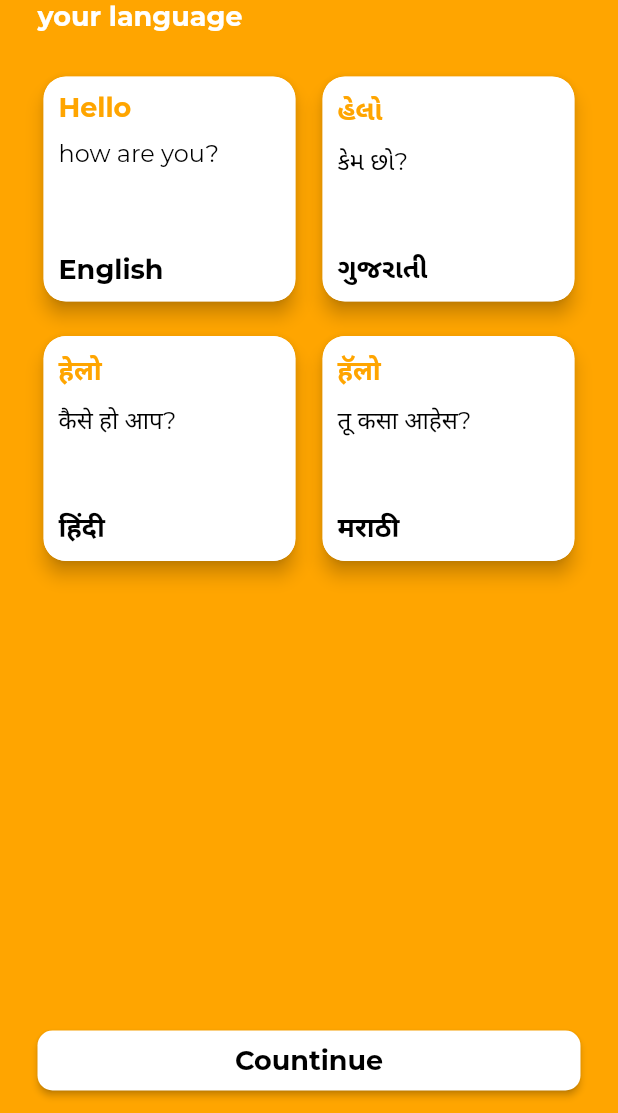
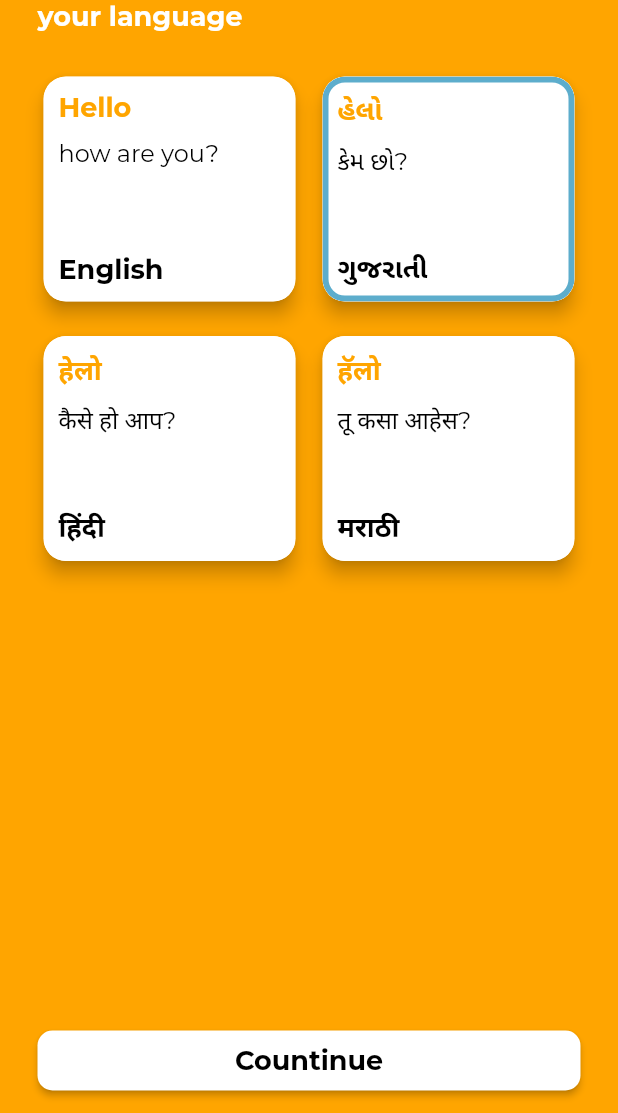
Before and after one commit to Akshaybhuptani/second_hand, a Flutter app: the screen it shows after launch, on a phone screen of 412 x 824 dp, the part 123-1236 px from its top. Run offline on Flutter 3.47's test engine with Material 2 defaults, Android fonts, the phone set to English and light mode, and no system bars; our stand-ins replace flutter_svg, google_fonts, intro_slider, rxdart.

Commit message:
language page

```diff
--- a/lib/language.dart
+++ /dev/null
@@ -1,245 +0,0 @@
-import 'package:flutter/material.dart';
-import 'package:google_fonts/google_fonts.dart';
-import 'package:second_hand/intro.dart';
-import 'package:second_hand/utils.dart';
-
-class Language extends StatefulWidget {
-  const Language({Key? key}) : super(key: key);
-
-  @override
-  State<Language> createState() => _LanguageState();
-}
-
-class _LanguageState extends State<Language> {
-  @override
-  Widget build(BuildContext context) {
-    return SafeArea(
-      child: Container(
-        padding: EdgeInsets.only(top: 50, left: 25, right: 25),
-        color: AppColors.orange,
-        child: Column(
-          crossAxisAlignment: CrossAxisAlignment.start,
-          children: [
-            Text("Choose",
-                style: GoogleFonts.montserrat(
-                    color: AppColors.black,
-                    fontWeight: FontWeight.bold,
-                    fontSize: FontSize.fontXXLarge,
-                    decoration: TextDecoration.none)),
-            Text("your language",
-                style: GoogleFonts.montserrat(
-                    color: AppColors.white,
-                    fontWeight: FontWeight.bold,
-                    fontSize: FontSize.fontMedium,
-                    decoration: TextDecoration.none)),
-            SizedBox(
-              height: 25,
-            ),
-            Row(
-              children: [
-                Expanded(
-                  child: Card(
-                    clipBehavior: Clip.antiAlias,
-                    child: Container(
-                      height: 150,
-                      padding: EdgeInsets.all(10),
-                      color: AppColors.white,
-                      child: Column(
-                        crossAxisAlignment: CrossAxisAlignment.start,
-                        children: [
-                          Text("Hello",
-                              style: GoogleFonts.montserrat(
-                                  color: AppColors.orange,
-                                  fontWeight: FontWeight.bold,
-                                  fontSize: FontSize.fontMedium,
-                                  decoration: TextDecoration.none)),
-                          SizedBox(
-                            height: 10,
-                          ),
-                          Text("how are you?",
-                              style: GoogleFonts.montserrat(
-                                  color: AppColors.black,
-                                  fontSize: FontSize.fontSmall,
-                                  decoration: TextDecoration.none)),
-                          Spacer(),
-                          Text('English',
-                              style: GoogleFonts.montserrat(
-                                  color: AppColors.black,
-                                  fontWeight: FontWeight.bold,
-                                  fontSize: FontSize.fontMedium,
-                                  decoration: TextDecoration.none)),
-                        ],
-                      ),
-                    ),
-                    shape: RoundedRectangleBorder(
-                      borderRadius: BorderRadius.circular(15.0),
-                    ),
-                    elevation: 5,
-                  ),
-                ),
-                SizedBox(
-                  width: 10,
-                ),
-                Expanded(
-                  child: Card(
-                    clipBehavior: Clip.antiAlias,
-                    child: Container(
-                      height: 150,
-                      padding: EdgeInsets.all(10),
-                      color: AppColors.white,
-                      child: Column(
-                        crossAxisAlignment: CrossAxisAlignment.start,
-                        children: [
-                          Text('હેલો',
-                              style: GoogleFonts.montserrat(
-                                  color: AppColors.orange,
-                                  fontWeight: FontWeight.bold,
-                                  fontSize: FontSize.fontMedium,
-                                  decoration: TextDecoration.none)),
-                          SizedBox(
-                            height: 10,
-                          ),
-                          Text('કેમ છો?',
-                              style: GoogleFonts.montserrat(
-                                  color: AppColors.black,
-                                  fontSize: FontSize.fontSmall,
-                                  decoration: TextDecoration.none)),
-                          Spacer(),
-                          Text('ગુજરાતી',
-                              style: GoogleFonts.montserrat(
-                                  color: AppColors.black,
-                                  fontWeight: FontWeight.bold,
-                                  fontSize: FontSize.fontMedium,
-                                  decoration: TextDecoration.none)),
-                        ],
-                      ),
-                    ),
-                    shape: RoundedRectangleBorder(
-                      borderRadius: BorderRadius.circular(15.0),
-                    ),
-                    elevation: 5,
-                  ),
-                ),
-              ],
-            ),
-            SizedBox(
-              height: 15,
-            ),
-            Row(
-              children: [
-                Expanded(
-                  child: Card(
-                    clipBehavior: Clip.antiAlias,
-                    child: Container(
-                      height: 150,
-                      padding: EdgeInsets.all(10),
-                      color: AppColors.white,
-                      child: Column(
-                        crossAxisAlignment: CrossAxisAlignment.start,
-                        children: [
-                          Text('हेलो',
-                              style: GoogleFonts.montserrat(
-                                  color: AppColors.orange,
-                                  fontWeight: FontWeight.bold,
-                                  fontSize: FontSize.fontMedium,
-                                  decoration: TextDecoration.none)),
-                          SizedBox(
-                            height: 10,
-                          ),
-                          Text('कैसे हो आप?',
-                              style: GoogleFonts.montserrat(
-                                  color: AppColors.black,
-                                  fontSize: FontSize.fontSmall,
-                                  decoration: TextDecoration.none)),
-                          Spacer(),
-                          Text('हिंदी',
-                              style: GoogleFonts.montserrat(
-                                  color: AppColors.black,
-                                  fontWeight: FontWeight.bold,
-                                  fontSize: FontSize.fontMedium,
-                                  decoration: TextDecoration.none)),
-                        ],
-                      ),
-                    ),
-                    shape: RoundedRectangleBorder(
-                      borderRadius: BorderRadius.circular(15.0),
-                    ),
-                    elevation: 5,
-                  ),
-                ),
-                SizedBox(
-                  width: 10,
-                ),
-                Expanded(
-                  child: Card(
-                    clipBehavior: Clip.antiAlias,
-                    child: Container(
-                      height: 150,
-                      padding: EdgeInsets.all(10),
-                      color: AppColors.white,
-                      child: Column(
-                        crossAxisAlignment: CrossAxisAlignment.start,
-                        children: [
-                          Text('हॅलो',
-                              style: GoogleFonts.montserrat(
-                                  color: AppColors.orange,
-                                  fontWeight: FontWeight.bold,
-                                  fontSize: FontSize.fontMedium,
-                                  decoration: TextDecoration.none)),
-                          SizedBox(
-                            height: 10,
-                          ),
-                          Text('तू कसा आहेस?',
-                              style: GoogleFonts.montserrat(
-                                  color: AppColors.black,
-                                  fontSize: FontSize.fontSmall,
-                                  decoration: TextDecoration.none)),
-                          Spacer(),
-                          Text('मराठी',
-                              style: GoogleFonts.montserrat(
-                                  color: AppColors.black,
-                                  fontWeight: FontWeight.bold,
-                                  fontSize: FontSize.fontMedium,
-                                  decoration: TextDecoration.none)),
-                        ],
-                      ),
-                    ),
-                    shape: RoundedRectangleBorder(
-                      borderRadius: BorderRadius.circular(15.0),
-                    ),
-                    elevation: 5,
-                  ),
-                ),
-              ],
-            ),
-            Spacer(),
-            Padding(
-              padding: const EdgeInsets.only(bottom: 15),
-              child: ConstrainedBox(
-                constraints: BoxConstraints.tightFor(width: double.infinity, height: 40),
-                child: ElevatedButton(
-                    onPressed: () {
-                      Navigator.of(context).pushReplacement(MaterialPageRoute(
-                          builder: (BuildContext context) => IntroScreen()));
-                    },
-                    style: ElevatedButton.styleFrom(
-                        shape: RoundedRectangleBorder(
-                          borderRadius: new BorderRadius.circular(10.0),
-                        ),
-                        primary: AppColors.white),
-                    child: Text(
-                      "Countinue",
-                      style: GoogleFonts.montserrat(
-                          color: AppColors.black,
-                          fontWeight: FontWeight.bold,
-                          fontSize: FontSize.fontMedium,
-                          decoration: TextDecoration.none),
-                    )),
-              ),
-            )
-          ],
-        ),
-      ),
-    );
-  }
-}
--- a/lib/main.dart
+++ b/lib/main.dart
@@ -2,7 +2,7 @@ import 'dart:async';
 import 'package:flutter/material.dart';
 import 'package:flutter_svg/svg.dart';
 import 'package:google_fonts/google_fonts.dart';
-import 'package:second_hand/language.dart';
+import 'package:second_hand/screens/language/language.dart';
 import 'package:second_hand/utils.dart';
 import 'intro.dart';
 
--- /dev/null
+++ b/lib/screens/language/language.dart
@@ -0,0 +1,314 @@
+import 'package:flutter/material.dart';
+import 'package:google_fonts/google_fonts.dart';
+import 'package:second_hand/intro.dart';
+import 'package:second_hand/screens/language/language_block.dart';
+import 'package:second_hand/screens/location/location.dart';
+import 'package:second_hand/utils.dart';
+
+class Language extends StatefulWidget {
+  const Language({Key? key}) : super(key: key);
+
+  @override
+  State<Language> createState() => _LanguageState();
+}
+
+class _LanguageState extends State<Language> {
+  LanguageBlock languageBlock = LanguageBlock();
+
+  @override
+  void initState() {
+    super.initState();
+    print("LanguageFirst");
+    languageBlock.selectedLanguage("Gujarati");
+  }
+
+  @override
+  Widget build(BuildContext context) {
+    return SafeArea(
+        child: StreamBuilder(
+      stream: languageBlock.selectedLng.stream,
+      builder: (context, AsyncSnapshot<String> snapshot) {
+        if (snapshot.hasData) {
+          return Container(
+            padding: EdgeInsets.only(top: 50, left: 25, right: 25),
+            color: AppColors.orange,
+            child: Column(
+              crossAxisAlignment: CrossAxisAlignment.start,
+              children: [
+                Text("Choose",
+                    style: GoogleFonts.montserrat(
+                        color: AppColors.black,
+                        fontWeight: FontWeight.bold,
+                        fontSize: FontSize.fontXXLarge,
+                        decoration: TextDecoration.none)),
+                Text("your language",
+                    style: GoogleFonts.montserrat(
+                        color: AppColors.white,
+                        fontWeight: FontWeight.bold,
+                        fontSize: FontSize.fontMedium,
+                        decoration: TextDecoration.none)),
+                SizedBox(
+                  height: 25,
+                ),
+                Row(
+                  children: [
+                    Expanded(
+                      child: GestureDetector(
+                        onTap: () {
+                          languageBlock.selectedLanguage("English");
+                        },
+                        child: Card(
+                          clipBehavior: Clip.antiAlias,
+                          child: Container(
+                            height: 150,
+                            padding: EdgeInsets.all(10),
+                            color: AppColors.white,
+                            child: Column(
+                              crossAxisAlignment: CrossAxisAlignment.start,
+                              children: [
+                                Text("Hello",
+                                    style: GoogleFonts.montserrat(
+                                        color: AppColors.orange,
+                                        fontWeight: FontWeight.bold,
+                                        fontSize: FontSize.fontMedium,
+                                        decoration: TextDecoration.none)),
+                                SizedBox(
+                                  height: 10,
+                                ),
+                                Text("how are you?",
+                                    style: GoogleFonts.montserrat(
+                                        color: AppColors.black,
+                                        fontSize: FontSize.fontSmall,
+                                        decoration: TextDecoration.none)),
+                                Spacer(),
+                                Text('English',
+                                    style: GoogleFonts.montserrat(
+                                        color: AppColors.black,
+                                        fontWeight: FontWeight.bold,
+                                        fontSize: FontSize.fontMedium,
+                                        decoration: TextDecoration.none)),
+                              ],
+                            ),
+                          ),
+                          shape: snapshot.data.toString() == "English"
+                              ? RoundedRectangleBorder(
+                                  borderRadius: BorderRadius.circular(15.0),
+                                  side: BorderSide(
+                                    color: AppColors.appColor,
+                                    width: 4.0,
+                                  ))
+                              : RoundedRectangleBorder(
+                                  borderRadius: BorderRadius.circular(15.0),
+                                ),
+                          elevation: 5,
+                        ),
+                      ),
+                    ),
+                    SizedBox(
+                      width: 10,
+                    ),
+                    Expanded(
+                      child: GestureDetector(
+                        onTap: () {
+                          languageBlock.selectedLanguage("Gujarati");
+                        },
+                        child: Card(
+                          clipBehavior: Clip.antiAlias,
+                          child: Container(
+                            height: 150,
+                            padding: EdgeInsets.all(10),
+                            color: AppColors.white,
+                            child: Column(
+                              crossAxisAlignment: CrossAxisAlignment.start,
+                              children: [
+                                Text('હેલો',
+                                    style: GoogleFonts.montserrat(
+                                        color: AppColors.orange,
+                                        fontWeight: FontWeight.bold,
+                                        fontSize: FontSize.fontMedium,
+                                        decoration: TextDecoration.none)),
+                                SizedBox(
+                                  height: 10,
+                                ),
+                                Text('કેમ છો?',
+                                    style: GoogleFonts.montserrat(
+                                        color: AppColors.black,
+                                        fontSize: FontSize.fontSmall,
+                                        decoration: TextDecoration.none)),
+                                Spacer(),
+                                Text('ગુજરાતી',
+                                    style: GoogleFonts.montserrat(
+                                        color: AppColors.black,
+                                        fontWeight: FontWeight.bold,
+                                        fontSize: FontSize.fontMedium,
+                                        decoration: TextDecoration.none)),
+                              ],
+                            ),
+                          ),
+                          shape: snapshot.data.toString() == "Gujarati"
+                              ? RoundedRectangleBorder(
+                                  borderRadius: BorderRadius.circular(15.0),
+                                  side: BorderSide(
+                                    color: AppColors.appColor,
+                                    width: 4.0,
+                                  ))
+                              : RoundedRectangleBorder(
+                                  borderRadius: BorderRadius.circular(15.0),
+                                ),
+                          elevation: 5,
+                        ),
+                      ),
+                    ),
+                  ],
+                ),
+                SizedBox(
+                  height: 15,
+                ),
+                Row(
+                  children: [
+                    Expanded(
+                      child: GestureDetector(
+                        onTap: () {
+                          languageBlock.selectedLanguage("Hindi");
+                        },
+                        child: Card(
+                          clipBehavior: Clip.antiAlias,
+                          child: Container(
+                            height: 150,
+                            padding: EdgeInsets.all(10),
+                            color: AppColors.white,
+                            child: Column(
+                              crossAxisAlignment: CrossAxisAlignment.start,
+                              children: [
+                                Text('हेलो',
+                                    style: GoogleFonts.montserrat(
+                                        color: AppColors.orange,
+                                        fontWeight: FontWeight.bold,
+                                        fontSize: FontSize.fontMedium,
+                                        decoration: TextDecoration.none)),
+                                SizedBox(
+                                  height: 10,
+                                ),
+                                Text('कैसे हो आप?',
+                                    style: GoogleFonts.montserrat(
+                                        color: AppColors.black,
+                                        fontSize: FontSize.fontSmall,
+                                        decoration: TextDecoration.none)),
+                                Spacer(),
+                                Text('हिंदी',
+                                    style: GoogleFonts.montserrat(
+                                        color: AppColors.black,
+                                        fontWeight: FontWeight.bold,
+                                        fontSize: FontSize.fontMedium,
+                                        decoration: TextDecoration.none)),
+                              ],
+                            ),
+                          ),
+                          shape: snapshot.data.toString() == "Hindi"
+                              ? RoundedRectangleBorder(
+                                  borderRadius: BorderRadius.circular(15.0),
+                                  side: BorderSide(
+                                    color: AppColors.appColor,
+                                    width: 4.0,
+                                  ))
+                              : RoundedRectangleBorder(
+                                  borderRadius: BorderRadius.circular(15.0),
+                                ),
+                          elevation: 5,
+                        ),
+                      ),
+                    ),
+                    SizedBox(
+                      width: 10,
+                    ),
+                    Expanded(
+                      child: GestureDetector(
+                        onTap: () {
+                          languageBlock.selectedLanguage("Marathi");
+                        },
+                        child: Card(
+                          clipBehavior: Clip.antiAlias,
+                          child: Container(
+                            height: 150,
+                            padding: EdgeInsets.all(10),
+                            color: AppColors.white,
+                            child: Column(
+                              crossAxisAlignment: CrossAxisAlignment.start,
+                              children: [
+                                Text('हॅलो',
+                                    style: GoogleFonts.montserrat(
+                                        color: AppColors.orange,
+                                        fontWeight: FontWeight.bold,
+                                        fontSize: FontSize.fontMedium,
+                                        decoration: TextDecoration.none)),
+                                SizedBox(
+                                  height: 10,
+                                ),
+                                Text('तू कसा आहेस?',
+                                    style: GoogleFonts.montserrat(
+                                        color: AppColors.black,
+                                        fontSize: FontSize.fontSmall,
+                                        decoration: TextDecoration.none)),
+                                Spacer(),
+                                Text('मराठी',
+                                    style: GoogleFonts.montserrat(
+                                        color: AppColors.black,
+                                        fontWeight: FontWeight.bold,
+                                        fontSize: FontSize.fontMedium,
+                                        decoration: TextDecoration.none)),
+                              ],
+                            ),
+                          ),
+                          shape: snapshot.data.toString() == "Marathi"
+                              ? RoundedRectangleBorder(
+                                  borderRadius: BorderRadius.circular(15.0),
+                                  side: BorderSide(
+                                    color: AppColors.appColor,
+                                    width: 4.0,
+                                  ))
+                              : RoundedRectangleBorder(
+                                  borderRadius: BorderRadius.circular(15.0),
+                                ),
+                          elevation: 5,
+                        ),
+                      ),
+                    ),
+                  ],
+                ),
+                Spacer(),
+                Padding(
+                  padding: const EdgeInsets.only(bottom: 15),
+                  child: ConstrainedBox(
+                    constraints: BoxConstraints.tightFor(
+                        width: double.infinity, height: 40),
+                    child: ElevatedButton(
+                        onPressed: () {
+                          Navigator.of(context).push(MaterialPageRoute(
+                              builder: (BuildContext context) =>
+                                  Location()));
+                        },
+                        style: ElevatedButton.styleFrom(
+                            shape: RoundedRectangleBorder(
+                              borderRadius: new BorderRadius.circular(10.0),
+                            ),
+                            primary: AppColors.white),
+                        child: Text(
+                          "Countinue",
+                          style: GoogleFonts.montserrat(
+                              color: AppColors.black,
+                              fontWeight: FontWeight.bold,
+                              fontSize: FontSize.fontMedium,
+                              decoration: TextDecoration.none),
+                        )),
+                  ),
+                )
+              ],
+            ),
+          );
+        } else {
+          return Center(child: Text('No Language Found'));
+        }
+      },
+    ));
+  }
+}
--- /dev/null
+++ b/lib/screens/language/language_block.dart
@@ -0,0 +1,11 @@
+import 'package:rxdart/rxdart.dart';
+
+class LanguageBlock {
+
+  BehaviorSubject<String> selectedLng = BehaviorSubject<String>();
+
+  void selectedLanguage(String lng){
+    selectedLng.sink.add(lng);
+  }
+
+}
--- a/pubspec.yaml
+++ b/pubspec.yaml
@@ -25,6 +25,9 @@ dependencies:
   #intro screen
   intro_slider: ^3.0.5
 
+  #for block pattern
+  rxdart: ^0.27.4
+
 
 dev_dependencies:
   flutter_test:
```
Also changed, not shown: lib/screens/location/location.dart (added, +89 -0 lines), lib/screens/location/location_block.dart (added, +34 -0 lines), pubspec.lock.
